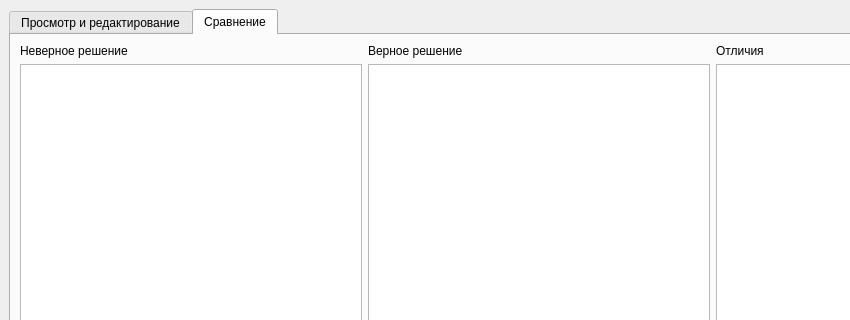
grigvlwork/logic, file mainwindow.ui: the form before one commit; both pictures show x 0 to 850 and y 0 to 320 of the 1078 by 771 pixel window.
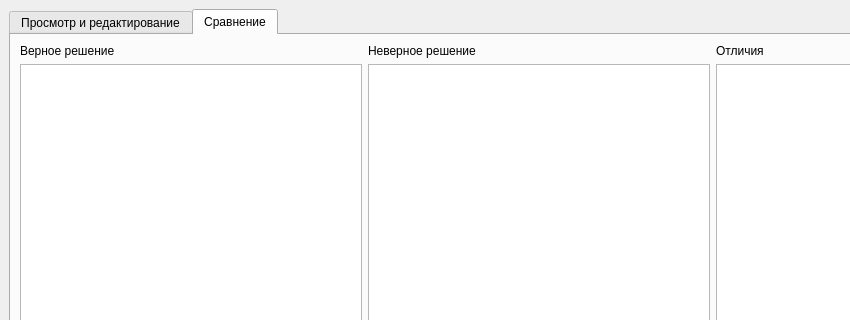
The form after the commit. The open tabs and pages were chosen to show the change.

Commit message: сравнение верного и неверного

Diff of the .ui file:
```diff
--- a/mainwindow.ui
+++ b/mainwindow.ui
@@ -14,7 +14,7 @@
    <string>Логика</string>
   </property>
   <widget class="QWidget" name="centralwidget">
-   <layout class="QVBoxLayout" name="verticalLayout_10">
+   <layout class="QHBoxLayout" name="horizontalLayout_10">
     <item>
      <widget class="QTabWidget" name="main_tw">
       <property name="currentIndex">
@@ -116,11 +116,8 @@
          </layout>
         </item>
         <item>
-         <widget class="QSplitter" name="splitter">
-          <property name="orientation">
-           <enum>Qt::Vertical</enum>
-          </property>
-          <widget class="QWidget" name="">
+         <layout class="QVBoxLayout" name="verticalLayout_10">
+          <item>
            <layout class="QVBoxLayout" name="verticalLayout_3">
             <item>
              <layout class="QHBoxLayout" name="horizontalLayout_2">
@@ -225,8 +222,8 @@
              </widget>
             </item>
            </layout>
-          </widget>
-          <widget class="QWidget" name="">
+          </item>
+          <item>
            <layout class="QVBoxLayout" name="verticalLayout_4">
             <item>
              <layout class="QHBoxLayout" name="horizontalLayout_4">
@@ -270,8 +267,8 @@
              </widget>
             </item>
            </layout>
-          </widget>
-         </widget>
+          </item>
+         </layout>
         </item>
         <item>
          <layout class="QVBoxLayout" name="verticalLayout_5">
@@ -392,21 +389,7 @@
        <attribute name="title">
         <string>Сравнение</string>
        </attribute>
-       <layout class="QHBoxLayout" name="horizontalLayout_10">
-        <item>
-         <layout class="QVBoxLayout" name="verticalLayout_6">
-          <item>
-           <widget class="QLabel" name="label_7">
-            <property name="text">
-             <string>Неверное решение</string>
-            </property>
-           </widget>
-          </item>
-          <item>
-           <widget class="QPlainTextEdit" name="correct_to_compare_te"/>
-          </item>
-         </layout>
-        </item>
+       <layout class="QHBoxLayout" name="horizontalLayout_11">
         <item>
          <layout class="QVBoxLayout" name="verticalLayout_8">
           <item>
@@ -417,7 +400,35 @@
            </widget>
           </item>
           <item>
-           <widget class="QPlainTextEdit" name="incorrect_to_compare_te"/>
+           <widget class="QPlainTextEdit" name="incorrect_to_compare_te">
+            <property name="font">
+             <font>
+              <family>Consolas</family>
+              <pointsize>10</pointsize>
+             </font>
+            </property>
+           </widget>
+          </item>
+         </layout>
+        </item>
+        <item>
+         <layout class="QVBoxLayout" name="verticalLayout_6">
+          <item>
+           <widget class="QLabel" name="label_7">
+            <property name="text">
+             <string>Неверное решение</string>
+            </property>
+           </widget>
+          </item>
+          <item>
+           <widget class="QPlainTextEdit" name="correct_to_compare_te">
+            <property name="font">
+             <font>
+              <family>Consolas</family>
+              <pointsize>10</pointsize>
+             </font>
+            </property>
+           </widget>
           </item>
          </layout>
         </item>
@@ -431,7 +442,14 @@
            </widget>
           </item>
           <item>
-           <widget class="QPlainTextEdit" name="difference_te"/>
+           <widget class="QPlainTextEdit" name="difference_te">
+            <property name="font">
+             <font>
+              <family>Consolas</family>
+              <pointsize>10</pointsize>
+             </font>
+            </property>
+           </widget>
           </item>
          </layout>
         </item>
```
The commit also changes 2 other files.
